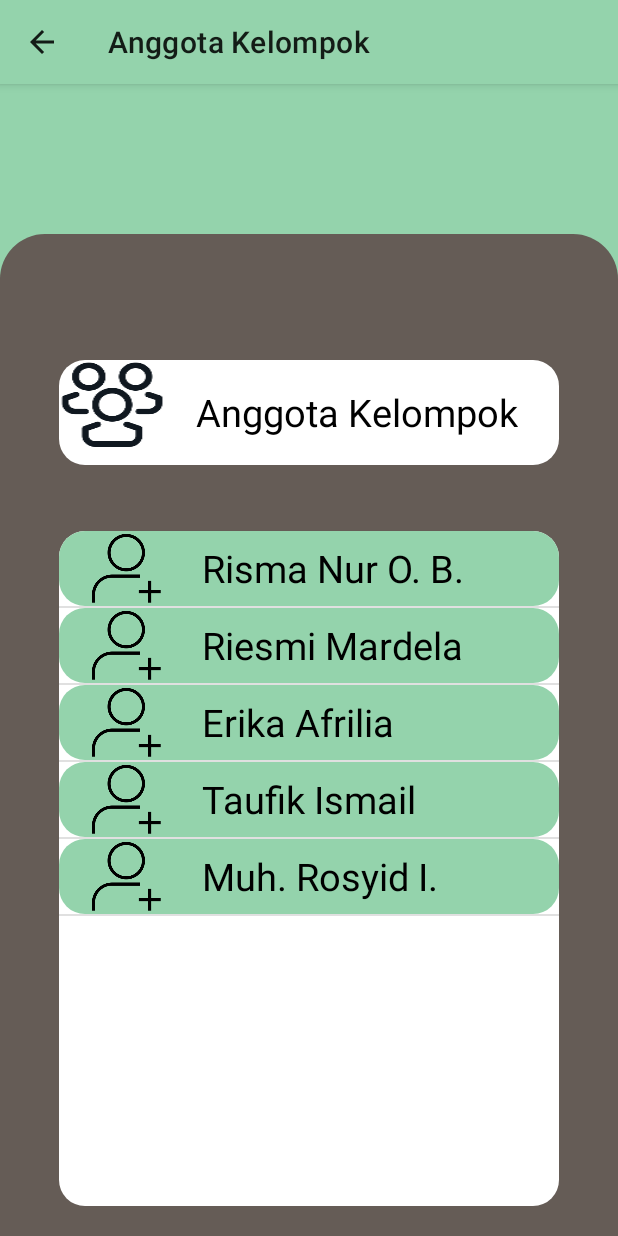
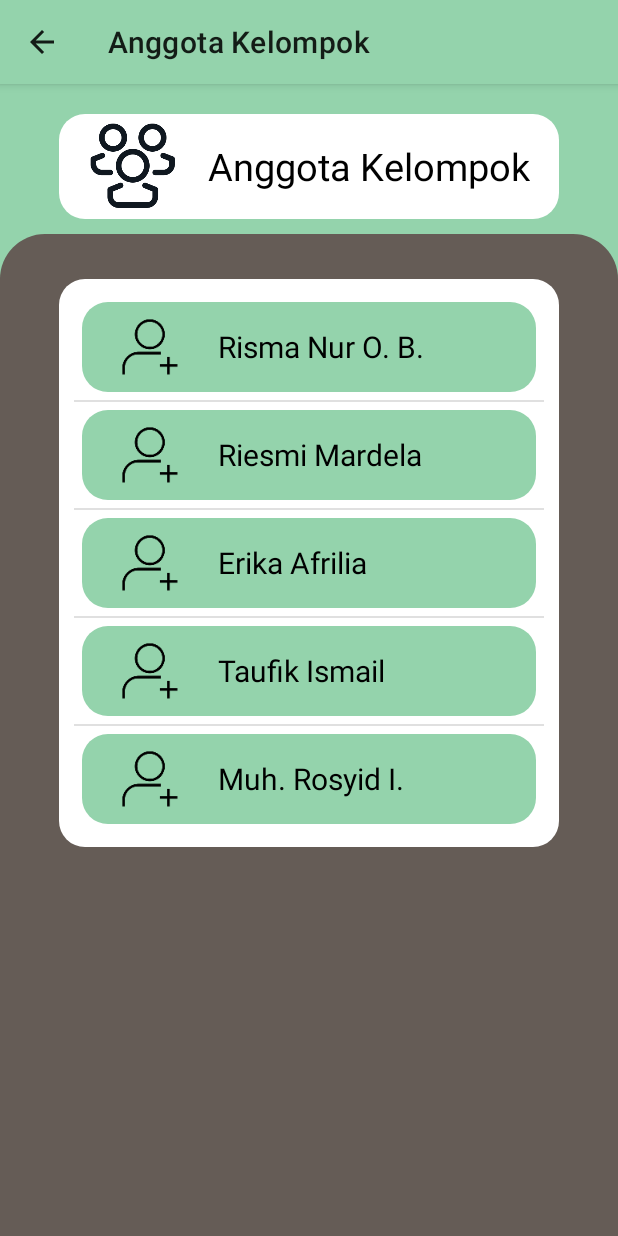
Before and after one commit to rsdiz/tugasintent, an Android app: the AnggotaKelompok screen opened directly, with no data from a screen before it, on a phone screen of 412 x 824 dp. Run offline under Robolectric (Android 15) with nearby library versions, the phone set to English and light mode, and no system bars.

Commit message:
💄: Merubah tampilan
Signed-off-by: Muhammad Rosyid Izzulkhaq <rosyid.iz.rsd@gmail.com>

```diff
--- a/app/src/main/java/com/example/tugasintent/Dataform.kt
+++ b/app/src/main/java/com/example/tugasintent/Dataform.kt
@@ -10,13 +10,13 @@ class Dataform : AppCompatActivity() {
         setContentView(R.layout.activity_dataform)
         // inisialisasi komponen
         val tvNama = findViewById<TextView>(R.id.Nama)
-        val tvNIM= findViewById<TextView>(R.id.Nim)
+        val tvNIM = findViewById<TextView>(R.id.Nim)
         val tvProgramstudi = findViewById<TextView>(R.id.Programstudi)
         val tvAsal = findViewById<TextView>(R.id.Asal)
         // mengubah text pada komponen
-        tvNama.text = intent.getStringExtra("Nama")
-        tvNIM.text = intent.getStringExtra("NIM")
-        tvProgramstudi.text = intent.getStringExtra("Programstudi")
-        tvAsal.text = intent.getStringExtra("Asal")
+        tvNama.text = intent.getStringExtra("nama")
+        tvNIM.text = intent.getStringExtra("nim")
+        tvProgramstudi.text = intent.getStringExtra("programstudi")
+        tvAsal.text = intent.getStringExtra("asal")
     }
 }
--- a/app/src/main/java/com/example/tugasintent/Form.kt
+++ b/app/src/main/java/com/example/tugasintent/Form.kt
@@ -37,10 +37,10 @@ class Form : AppCompatActivity() {
                 Toast.makeText(this, "DATA BELUM LENGKAP", Toast.LENGTH_SHORT).show()
             } else {
                 intent = Intent(this, Dataform::class.java)
-                intent.putExtra("Nama", etNama.text)
-                intent.putExtra("NIM", etNim.text)
-                intent.putExtra("Programstudi", etProdi.text)
-                intent.putExtra("Asal", etAsal.text)
+                intent.putExtra("nama", etNama.text.toString())
+                intent.putExtra("nim", etNim.text.toString())
+                intent.putExtra("programstudi", etProdi.text.toString())
+                intent.putExtra("asal", etAsal.text.toString())
                 startActivity(intent)
             }
         }
--- a/app/src/main/res/layout/activity_anggotakelompok.xml
+++ b/app/src/main/res/layout/activity_anggotakelompok.xml
@@ -20,27 +20,32 @@
     <ListView
         android:id="@+id/listAnggotaKelompok"
         android:layout_width="333dp"
-        android:layout_height="450dp"
+        android:layout_height="wrap_content"
         android:layout_marginBottom="20dp"
+        android:layout_marginTop="40dp"
+        android:orientation="vertical"
         android:background="@drawable/box_white"
-        app:layout_constraintBottom_toBottomOf="parent"
+        android:padding="10dp"
+        app:layout_constraintTop_toBottomOf="@id/linearLayout2"
         app:layout_constraintEnd_toEndOf="parent"
         app:layout_constraintStart_toStartOf="parent"
-        android:orientation="vertical">
-    </ListView>
+        tools:listitem="@layout/row_anggotakelompok" />
 
     <LinearLayout
         android:id="@+id/linearLayout2"
         android:layout_width="333dp"
         android:layout_height="70dp"
+        android:layout_marginTop="20dp"
         android:layout_marginBottom="44dp"
         android:background="@drawable/box_white"
-        app:layout_constraintBottom_toTopOf="@+id/listAnggotaKelompok"
+        android:gravity="center"
+        app:layout_constraintTop_toTopOf="parent"
         app:layout_constraintEnd_toEndOf="parent"
         app:layout_constraintStart_toStartOf="parent">
 
         <ImageView
-            android:layout_width="71dp"
+            android:layout_width="60dp"
+            android:layout_gravity="center"
             android:layout_height="wrap_content"
             android:background="@drawable/iconfinder_people_group_team_peoples_friend_3643747"
             android:contentDescription="@string/angkel" />
--- a/app/src/main/res/layout/row_anggotakelompok.xml
+++ b/app/src/main/res/layout/row_anggotakelompok.xml
@@ -1,18 +1,25 @@
 <?xml version="1.0" encoding="utf-8"?>
-<LinearLayout xmlns:android="http://schemas.android.com/apk/res/android"
+<LinearLayout
+    xmlns:android="http://schemas.android.com/apk/res/android"
     android:id="@+id/linearLayout5"
     android:layout_width="match_parent"
-    android:layout_height="70dp"
-    android:layout_margin="10dp"
-    android:background="@drawable/box_green">
+    android:layout_height="wrap_content"
+    android:padding="5dp">
+
+    <LinearLayout
+        android:layout_width="match_parent"
+        android:layout_height="wrap_content"
+        android:background="@drawable/box_green"
+        android:orientation="horizontal"
+        android:padding="10dp">
 
         <ImageView
-        android:layout_width="50dp"
-        android:layout_height="50dp"
+            android:layout_width="40dp"
+            android:layout_height="40dp"
+            android:layout_gravity="center"
+            android:layout_marginStart="15dp"
             android:background="@drawable/iconfinder_account_add_2202248"
-        android:contentDescription="@string/nama"
-        android:layout_gravity="center"
-        android:layout_marginStart="20dp"/>
+            android:contentDescription="@string/nama"/>
 
         <TextView
             android:id="@+id/nama_anggota"
@@ -22,6 +29,8 @@
             android:gravity="center_vertical"
             android:text="@string/nama"
             android:textColor="@color/black"
-        android:textSize="25sp" />
+            android:textSize="20sp" />
 
     </LinearLayout>
+
+</LinearLayout>
```
Lines whose indentation alone changed are shown as unchanged.
